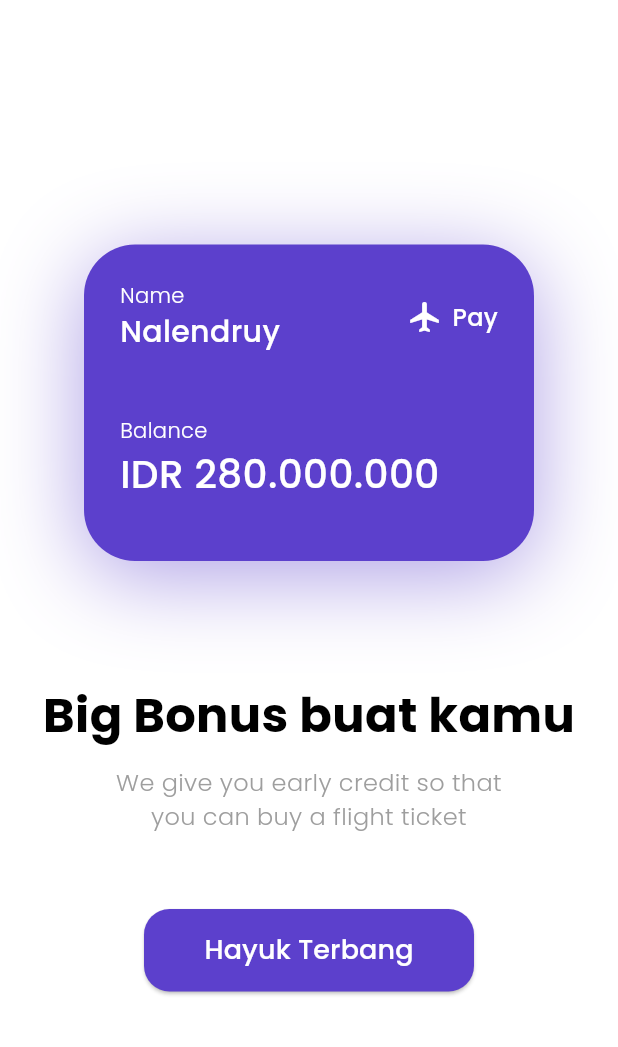
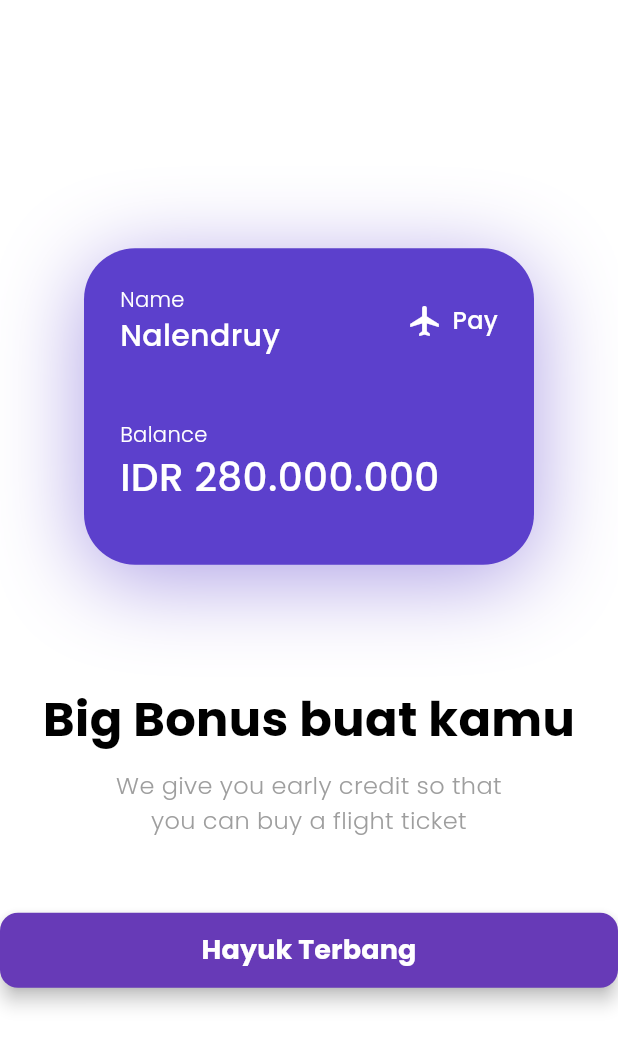
Before and after one commit to NalendraX8/airportapp_flutter, a Flutter app: the screen it shows after launch, after a tap on "Start Fly Now!", after a tap on "Login", on a phone screen of 412 x 824 dp. Shown: the top 1047 px of the screen. Run offline on Flutter 3.47's test engine with Material 3 defaults, Android fonts, the phone set to English and light mode, and no system bars; our stand-ins replace google_fonts.

Commit message:
reuseable widget

```diff
--- a/airport/lib/auth/login.dart
+++ b/airport/lib/auth/login.dart
@@ -1,5 +1,6 @@
 import 'package:flutter/material.dart';
 import 'package:airport/homepage/bonus.dart';
+import 'package:airport/components/purpButton.dart';
 
 class LoginPage extends StatefulWidget {
   const LoginPage({super.key});
@@ -81,29 +82,14 @@ class _LoginPageState extends State<LoginPage> {
 
               const SizedBox(height: 30),
 
-              SizedBox(
-                width: double.infinity,
-                height: 50,
-                child: ElevatedButton(
-                  onPressed: () {
-                    Navigator.pushReplacement(
+              PurpButton(
+                text: 'Login',
+                onPressed: () {
+                  Navigator.pushReplacement(
                       context,
                       MaterialPageRoute(builder: (context) => const BonusPage()),
                     );
                   },
-                  style: ElevatedButton.styleFrom(
-                    backgroundColor: Colors.deepPurple,
-                    foregroundColor: Colors.white,
-                    shape: RoundedRectangleBorder(
-                      borderRadius: BorderRadius.circular(12),
-                    ),
-                    elevation: 5,
-                  ),
-                  child: const Text(
-                    'Login',
-                    style: TextStyle(fontSize: 18, fontWeight: FontWeight.bold),
-                  ),
-                ),
               ),
               const SizedBox(height: 100),
               const Text(
@@ -114,6 +100,8 @@ class _LoginPageState extends State<LoginPage> {
                     ),
                 ),
 
+
+
               const SizedBox(height: 20),
             ],
           ),
--- /dev/null
+++ b/airport/lib/components/purpButton.dart
@@ -0,0 +1,39 @@
+import 'package:flutter/material.dart';
+
+class PurpButton extends StatelessWidget {
+  final String text;
+  final VoidCallback onPressed;
+  final double? width;
+  final double height;
+
+  const PurpButton({
+    super.key,
+    required this.text,
+    required this.onPressed,
+    this.width = double.infinity,
+    this.height = 50,
+  });
+
+  @override
+  Widget build(BuildContext context) {
+    return SizedBox(
+      width: width,
+      height: height,
+      child: ElevatedButton(
+        onPressed: onPressed,
+        style: ElevatedButton.styleFrom(
+          backgroundColor: Colors.deepPurple,
+          foregroundColor: Colors.white,
+          shape: RoundedRectangleBorder(
+            borderRadius: BorderRadius.circular(12),
+          ),
+          elevation: 5,
+        ),
+        child: Text(
+          text,
+          style: const TextStyle(fontSize: 18, fontWeight: FontWeight.bold),
+        ),
+      ),
+    );
+  }
+}
--- a/airport/lib/details/detail.dart
+++ b/airport/lib/details/detail.dart
@@ -122,8 +122,8 @@ class DetailPage extends StatelessWidget {
                     ),
                     const SizedBox(height: 10),
                     const Text(
-                      'Berada di jalur jalan provinsi yang menghubungkan Denpasar Singaraja serta letaknya yang dekat dengan Kebun Raya Eka Karya menjadikan tempat Bali.',
-                      style: TextStyle(color: Colors.grey, height: 1.5),
+                        'test test test test test test test test test test test testtest test test test test testtest test test test test testtest test test test test testtest test test test test testtest test test test test testtest test test test test testtest test test test test test',
+                     style: TextStyle(color: Colors.grey, height: 1.5),
                     ),
                     const SizedBox(height: 24),
 
--- a/airport/lib/homepage/bonus.dart
+++ b/airport/lib/homepage/bonus.dart
@@ -1,5 +1,6 @@
 import 'package:flutter/material.dart';
 import 'package:airport/homepage/homepage.dart';
+import 'package:airport/components/purpButton.dart';
 
 class BonusPage extends StatelessWidget {
   const BonusPage({super.key});
@@ -32,8 +33,18 @@ class BonusPage extends StatelessWidget {
                 fontWeight: FontWeight.w300,
               ),
             ),
+
             const SizedBox(height: 50),
-            _buildStartButton(context),
+
+            PurpButton(
+              text: 'Hayuk Terbang',
+              onPressed: () {
+              Navigator.pushReplacement(
+                context,
+                MaterialPageRoute(builder: (context) => const HomePage()),
+              );
+            }
+            ),
           ],
         ),
       ),
@@ -123,35 +134,4 @@ class BonusPage extends StatelessWidget {
       ),
     );
   }
-
-  // widget tombol
-  Widget _buildStartButton(BuildContext context) {
-    return SizedBox(
-      width: 220,
-      height: 55,
-      child: ElevatedButton(
-        style: ElevatedButton.styleFrom(
-          backgroundColor: const Color(0xff5C40CC),
-          shape: RoundedRectangleBorder(
-            borderRadius: BorderRadius.circular(17),
-          ),
-        ),
-        onPressed: () {
-          //onpressed ke homepage.dart cik
-          Navigator.pushReplacement(
-            context,
-            MaterialPageRoute(builder: (context) => const HomePage()),
-          );
-        },
-        child: const Text(
-          'Hayuk Terbang',
-          style: TextStyle(
-            color: Colors.white,
-            fontSize: 18,
-            fontWeight: FontWeight.w500,
-          ),
-        ),
-      ),
-    );
-  }
 }
```
Also changed, not shown: airport/lib/components/testing.dart (added), 1 other file.
